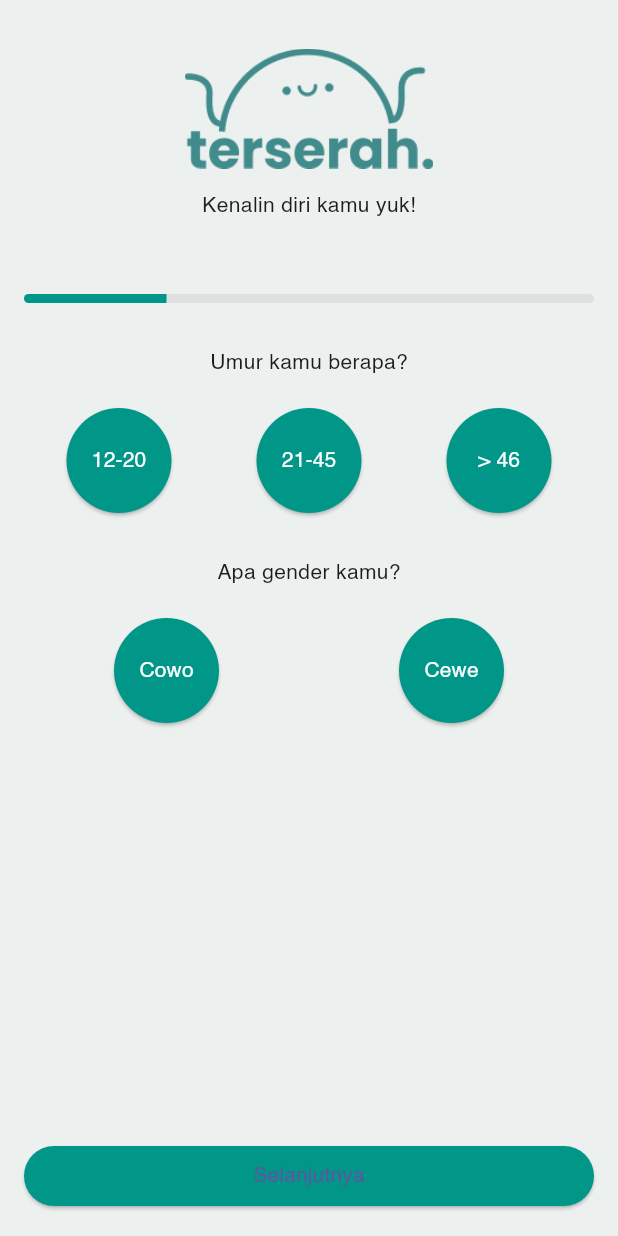
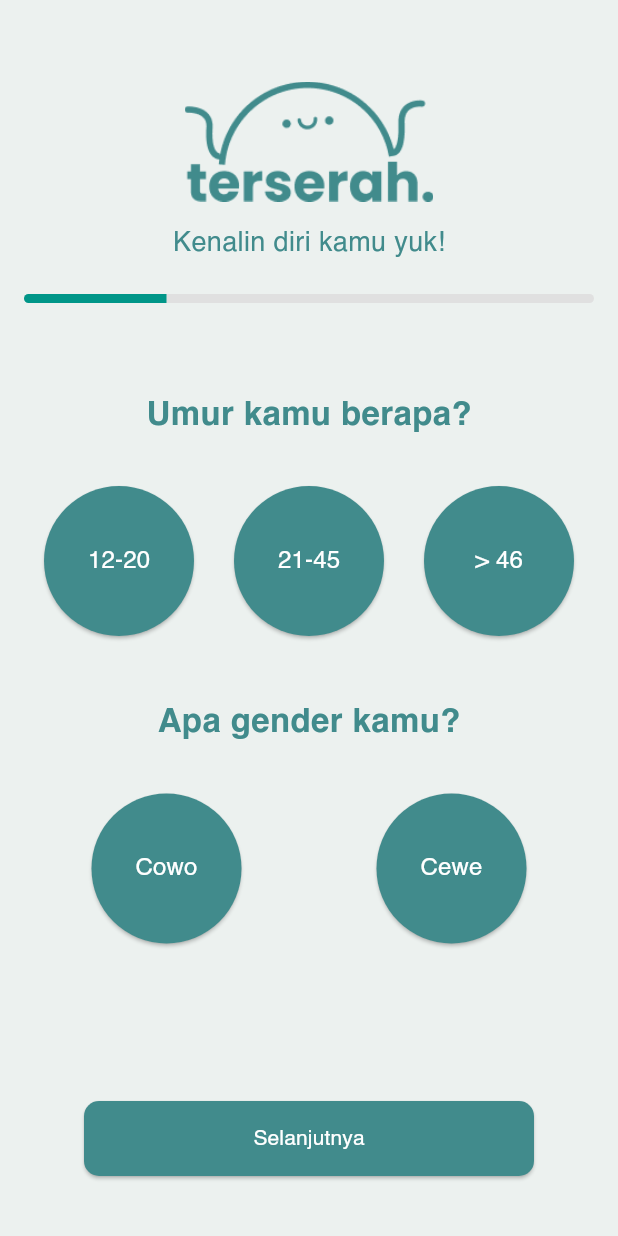
Before and after one commit to NicMatthew/terserah, a Flutter app: the UserInfoScreen screen opened directly, on a phone screen of 412 x 824 dp. Run offline on Flutter 3.47's test engine with Material 3 defaults, Android fonts, the phone set to English and light mode, and no system bars; missing offline and left inert: dart:ffi.

Commit message:
preference hampir jadi

```diff
--- a/terserah/lib/preference.dart
+++ b/terserah/lib/preference.dart
@@ -1,3 +1,5 @@
+import 'dart:ffi';
+
 import 'package:flutter/material.dart';
 
 void main() {
@@ -33,98 +35,192 @@ class _UserInfoScreenState extends State<UserInfoScreen> {
   Widget _buildStepContent() {
     switch (_currentStep) {
       case 0:
-        return Column(
+        return Container(
+          child: Column(
+            mainAxisAlignment: MainAxisAlignment.spaceAround,
             children: [
-            Text('Umur kamu berapa?'),
+              SizedBox(height: 20,),
+              Text(
+                'Umur kamu berapa?',
+                style: TextStyle(
+                  fontSize: 22,
+                  fontWeight: FontWeight.bold,
+                  color: Color.fromRGBO(65, 139, 140, 1),
+                ),
+              ),
               SizedBox(height: 20,),
               Row(
                 mainAxisAlignment: MainAxisAlignment.spaceAround,
                 children: [
-                _buildOptionButton('12-20'),
-                _buildOptionButton('21-45'),
-                _buildOptionButton('> 46'),
+                  _buildOptionButton(text: '12-20'),
+                  _buildOptionButton(text: '21-45'),
+                  _buildOptionButton(text: '> 46'),
                 ],
               ),
               SizedBox(height: 30),
-            Text('Apa gender kamu?'),
+              Text(
+                'Apa gender kamu?',
+                style: TextStyle(
+                  fontSize: 22,
+                  fontWeight: FontWeight.bold,
+                  color: Color.fromRGBO(65, 139, 140, 1),
+                ),
+              ),
               SizedBox(height: 20,),
               Row(
                 mainAxisAlignment: MainAxisAlignment.spaceAround,
                 children: [
-                _buildOptionButton('Cowo'),
-                _buildOptionButton('Cewe'),
+                  _buildOptionButton(text: 'Cowo'),
+                  _buildOptionButton(text: 'Cewe'),
                 ],
               ),
             ],
+          )
         );
       case 1:
-        return Column(
+        return Container(
+          width: 300,
+          child: Column(
+            mainAxisAlignment: MainAxisAlignment.spaceAround,
             children: [
-            Text('Status kamu apa nih?'),
+              Text(
+                'Status kamu apa nih?',
+                style: TextStyle(
+                  fontSize: 22,
+                  fontWeight: FontWeight.bold,
+                  color: Color.fromRGBO(65, 139, 140, 1),
+                ),
+              ),
               Row(
                 mainAxisAlignment: MainAxisAlignment.spaceAround,
                 children: [
-                _buildOptionButton('Jomblo'),
-                _buildOptionButton('Pacaran'),
-                _buildOptionButton('Menikah'),
-                _buildOptionButton('Berkeluarga'),
+                  _buildOptionButton(text: 'Jomblo', size: 120),
+                  _buildOptionButton(text: 'Pacaran', size: 120),
+                ],
+              ),
+              Row(
+                mainAxisAlignment: MainAxisAlignment.spaceAround,
+                children: [
+                  _buildOptionButton(text: 'Menikah', size: 120),
+                  _buildOptionButton(text: 'Berkeluarga', size: 120),
                 ],
               ),
             ],
+          )
         );
       case 2:
-        return Column(
+        return Container(
+          width: 300,
+          child: Column(
+          mainAxisAlignment: MainAxisAlignment.center,
           children: [
-            Text('Kamu lebih suka beraktivitas dimana?'),
+            Container(
+              width: 260,
+              child: Column(
+                children: [
+                  Text(
+                    'Kamu lebih suka beraktivitas dimana?',
+                    textAlign: TextAlign.center,
+                    style: TextStyle(
+                      fontSize: 22,
+                      fontWeight: FontWeight.bold,
+                      color: Color.fromRGBO(65, 139, 140, 1),
+                    ),
+                  ),
+                  Text(
+                    "Bisa pilih lebih dari satu",
+                    textAlign: TextAlign.center,
+                    style: TextStyle(
+                      fontWeight: FontWeight.normal,
+                      fontSize: 18,
+                      fontStyle: FontStyle.italic,
+                      color: Color.fromRGBO(65, 139, 140, 1),
+                    ),
+                  ),
+                ],
+              ),
+            ),
+            SizedBox(height: 30,),
             Row(
               mainAxisAlignment: MainAxisAlignment.spaceAround,
               children: [
-                _buildOptionButton('Indoor'),
-                _buildOptionButton('Outdoor'),
+                _buildOptionButton(text: 'Indoor', size: 120),
+                _buildOptionButton(text: 'Outdoor', size: 120),
               ],
             ),
           ],
+        )
       );
       case 3:
-        return Column(
+        return Container(
+          width: 300,
+          child: Column(
+            mainAxisAlignment: MainAxisAlignment.center,
             children: [
-            Text('Domisili kamu sekarang'),
+              Text(
+                'Domisili kamu sekarang',
+                textAlign: TextAlign.center,
+                style: TextStyle(
+                  fontSize: 22,
+                  fontWeight: FontWeight.bold,
+                  color: Color.fromRGBO(65, 139, 140, 1),
+                ),
+              ),
+              SizedBox(height: 20,),
               TextField(
                 decoration: InputDecoration(
+                  fillColor: Color.fromRGBO(255, 255, 255, 1),
+                  filled: true,
                   hintText: 'Ketik lokasi',
-                border: OutlineInputBorder(),
+                  contentPadding: EdgeInsets.symmetric(vertical: 5, horizontal: 20),
+                  border: OutlineInputBorder(
+                      borderRadius: BorderRadius.circular(10),
+                      borderSide: BorderSide.none
                   ),
                 ),
-            SizedBox(height: 10),
-            ElevatedButton.icon(
-              onPressed: () {},
+              ),
+              SizedBox(height: 20),
+              Container(
+                width: double.infinity,
+                height: 50,
+                child: ElevatedButton.icon(
+                  onPressed: () {
+
+                  },
                   icon: Icon(Icons.location_on),
                   label: Text('Gunakan lokasi terkini'),
                   style: ElevatedButton.styleFrom(
-                backgroundColor: Colors.teal,
+                    backgroundColor: Color.fromRGBO(65, 139, 140, 1),
+                    foregroundColor: Color.fromRGBO(255, 255, 255, 1),
+                    shape: RoundedRectangleBorder(
+                        borderRadius: BorderRadius.circular(10)
+                    ),
+                  ),
                 ),
               ),
             ],
+          ),
         );
       default:
         return Container();
     }
   }
 
-  Widget _buildOptionButton(String text) {
+  Widget _buildOptionButton({String text = "button", double size = 100.00}) {
     return Container(
-      width: 70,
-      height: 70,
+      width: size,
+      height: size,
       child: ElevatedButton(
         onPressed: () {},
         child: Text(
           text,
           style: TextStyle(
             color: Colors.white,
+            fontSize: 16,
           ),
         ),
         style: ElevatedButton.styleFrom(
-          shape: CircleBorder(), backgroundColor: Colors.teal,
+          shape: CircleBorder(), backgroundColor: Color.fromRGBO(65, 139, 140, 1),
           padding: EdgeInsets.all(10),
         ),
       ),
@@ -142,13 +238,20 @@ class _UserInfoScreenState extends State<UserInfoScreen> {
               Container(
                 height: 180,
                 color: Color(0xFFECF1EF), // Match background color
+                padding: EdgeInsets.only(top: 50),
                 child: Center(
                   child: Column(
                     mainAxisAlignment: MainAxisAlignment.center,
                     children: [
                       Image.asset('assets/terserah_logo.png', height: 80),
                       SizedBox(height: 15),
-                      Text('Kenalin diri kamu yuk!'),
+                      Text(
+                        'Kenalin diri kamu yuk!',
+                        style: TextStyle(
+                          color: Color.fromRGBO(65, 139, 140, 1),
+                          fontSize: 18,
+                        ),
+                      ),
                     ],
                   ),
                 ),
@@ -173,7 +276,10 @@ class _UserInfoScreenState extends State<UserInfoScreen> {
                           ),
                         ),
                         SizedBox(height: 30),
-                        _buildStepContent(),
+                        Container(
+                          height: 400,
+                          child: _buildStepContent(),
+                        ),
                       ],
                     ),
                   ),
@@ -186,13 +292,23 @@ class _UserInfoScreenState extends State<UserInfoScreen> {
             left: 0,
             right: 0,
             child: Container(
-              padding: EdgeInsets.all(16),
+              padding: EdgeInsets.symmetric(vertical: 40),
               color: Color(0xFFECF1EF),
+              child: Center(
+                child: SizedBox(
+                  width: 300,
+                  height: 50,
                   child: ElevatedButton(
                     onPressed: _nextStep,
                     child: Text('Selanjutnya'),
                     style: ElevatedButton.styleFrom(
-                  backgroundColor: Colors.teal,
+                      backgroundColor: Color.fromRGBO(65, 139, 140, 1),
+                      foregroundColor: Color.fromRGBO(255, 255, 255, 1),
+                      shape: RoundedRectangleBorder(
+                          borderRadius: BorderRadius.circular(10)
+                      ),
+                    ),
+                  ),
                 ),
               ),
             ),
```
Lines whose indentation alone changed are shown as unchanged.
